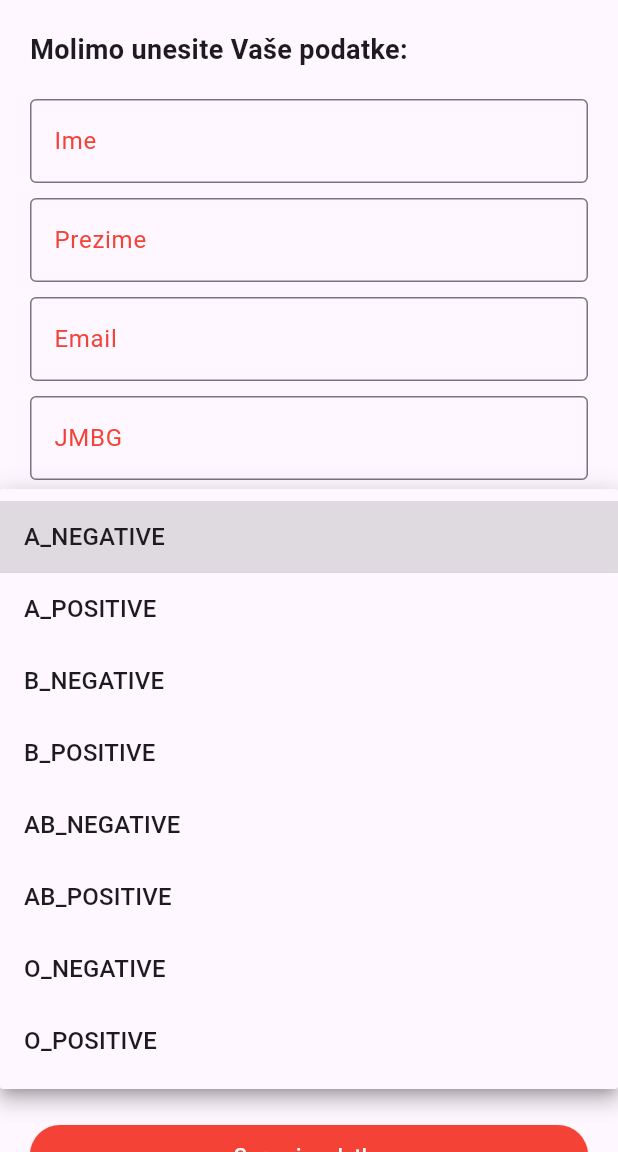
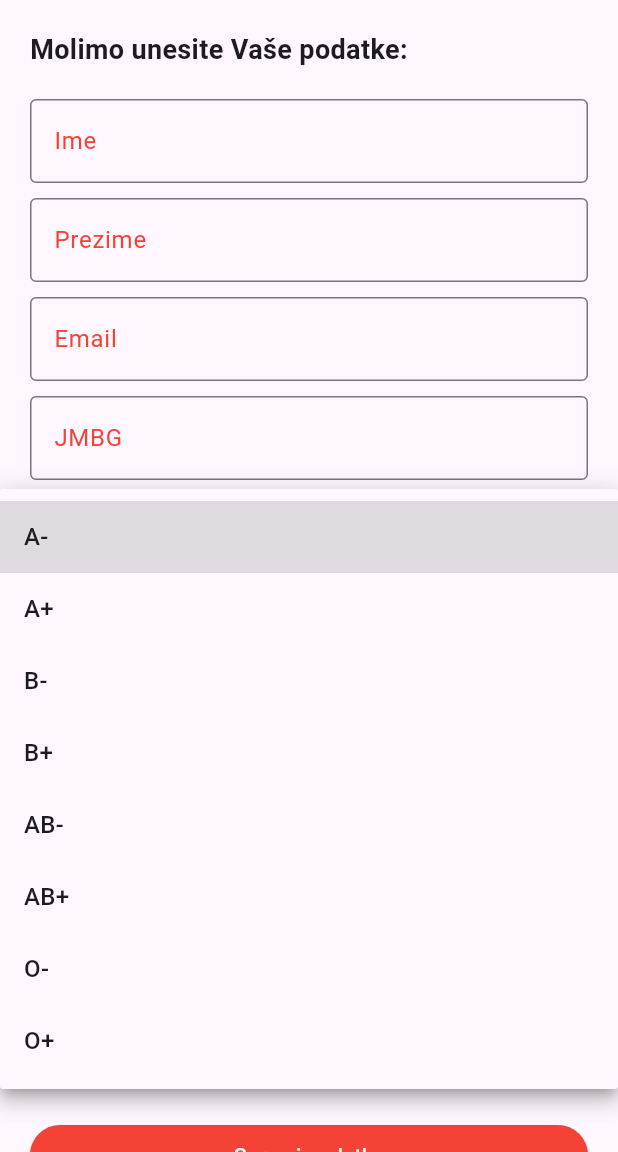
Before and after one commit to Medic01/Sustav_za_transfuziologiju, a Flutter app: the DataEntryPage screen opened directly with empty values, after a tap on "Krvna grupa:", on a phone screen of 412 x 824 dp, the part 84-1236 px from its top. Run offline on Flutter 3.47's test engine with Material 3 defaults, Android fonts, the phone set to English and light mode, and no system bars; our stand-ins replace animated_text_kit, cloud_firestore, firebase_auth, firebase_core, flutter_dotenv, flutter_pw_validator and 4 more; missing offline and left inert: dart:html, oauth2, window_to_front; accounts and stored records are empty; generated files the repository leaves out were written again.

Commit message:
Changed display form from A_NEGATIVE to A-,A_POSITIVE to A+...

```diff
--- a/lib/screens/user/user_home_page/user_home_page.dart
+++ b/lib/screens/user/user_home_page/user_home_page.dart
@@ -147,7 +147,9 @@ class _UserHomePageState extends State<UserHomePage> {
                                     style: titleTextStyle,
                                   ),
                                   subtitle: Text(
-                                    entry.value.toString(),
+                                    entry.key == 'blood_type'
+                                        ? mapBloodType(entry.value.toString())
+                                        : entry.value.toString(),
                                     style: subtitleTextStyle,
                                   ),
                                 ))
--- a/lib/screens/widgets/blood_type_dropdown_widget/blood_type_dropdown_widget.dart
+++ b/lib/screens/widgets/blood_type_dropdown_widget/blood_type_dropdown_widget.dart
@@ -1,4 +1,5 @@
 import 'package:flutter/material.dart';
+import 'package:sustav_za_transfuziologiju/screens/widgets/blood_type_dropdown_widget/blood_type_dropdown_widget_sign.dart';
 import 'package:sustav_za_transfuziologiju/screens/widgets/blood_type_dropdown_widget/blood_type_dropdown_widget_styles.dart';
 import '../../enums/blood_types.dart';
 import 'package:flutter_gen/gen_l10n/app_localizations.dart';
@@ -30,7 +31,7 @@ class _BloodTypeDropdownWidgetState extends State<BloodTypeDropdownWidget> {
   @override
   Widget build(BuildContext context) {
     return Container(
-      margin: const EdgeInsets.only(top: 10.0),
+      margin: topMargin10,
       child: DropdownButtonFormField<BloodTypes>(
         decoration: InputDecoration(
           labelText: AppLocalizations.of(context)!.bloodType,
@@ -47,7 +48,9 @@ class _BloodTypeDropdownWidgetState extends State<BloodTypeDropdownWidget> {
         items: BloodTypes.values.map<DropdownMenuItem<BloodTypes>>((type) {
           return DropdownMenuItem<BloodTypes>(
             value: type,
-            child: Text(type.toString().split('.').last),
+            child: Text(
+              getBloodTypeDisplayName(type),
+            ),
           );
         }).toList(),
       ),
--- /dev/null
+++ b/lib/screens/widgets/blood_type_dropdown_widget/blood_type_dropdown_widget_sign.dart
@@ -0,0 +1,10 @@
+import 'package:sustav_za_transfuziologiju/screens/enums/blood_types.dart';
+
+String getBloodTypeDisplayName(BloodTypes type) {
+  return type
+      .toString()
+      .split('.')
+      .last
+      .replaceAll('_POSITIVE', '+')
+      .replaceAll('_NEGATIVE', '-');
+}
--- a/lib/screens/widgets/blood_type_dropdown_widget/blood_type_dropdown_widget_styles.dart
+++ b/lib/screens/widgets/blood_type_dropdown_widget/blood_type_dropdown_widget_styles.dart
@@ -1,3 +1,4 @@
 import 'package:flutter/material.dart';
 
 const floatingLabelTextStyle = TextStyle(color: Colors.red);
+const EdgeInsets topMargin10 = EdgeInsets.only(top: 10.0);
```
Also changed, not shown: lib/screens/user/user_home_page/user_key.dart (+23 -0 lines).
